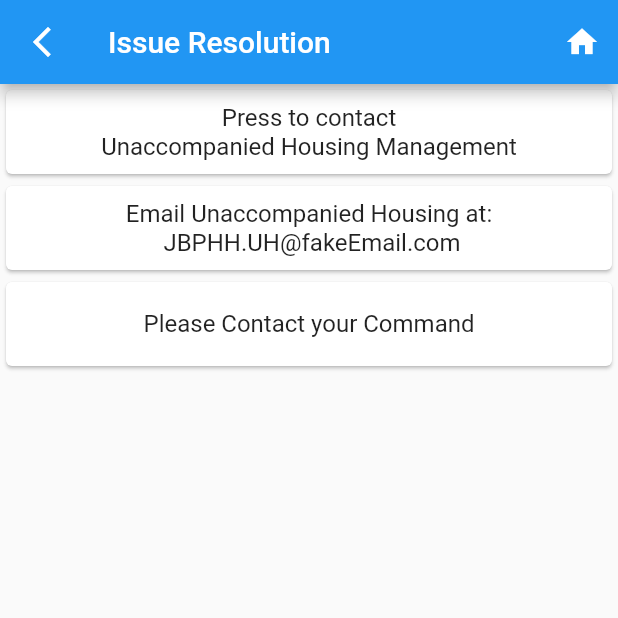
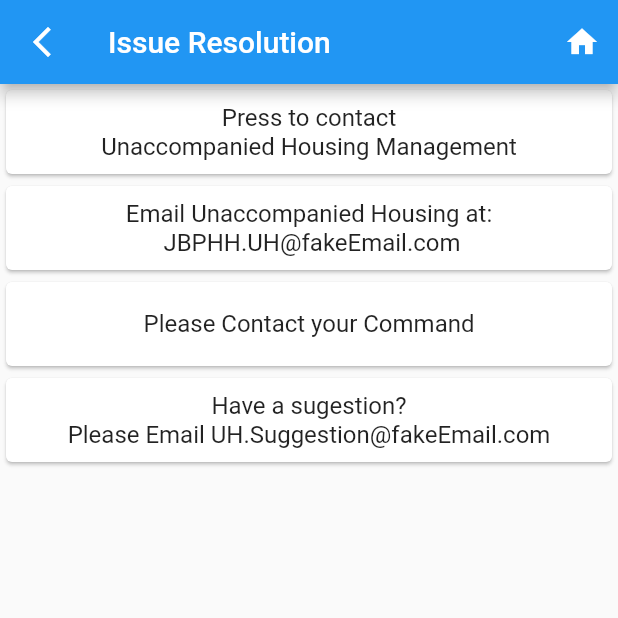
Before and after one commit to Aaron-m-ram/Flutter-Dormitory, a Flutter app: the IssueResolution screen opened directly, on a phone screen of 412 x 824 dp, the top half of it. Run offline on Flutter 3.47's test engine with Material 2 defaults, Android fonts, the phone set to English and light mode, and no system bars.

Commit message:
updated still have questions pt 2
add suggestion box.

```diff
--- a/flutter_dorm/lib/issue_res.dart
+++ b/flutter_dorm/lib/issue_res.dart
@@ -5,9 +5,10 @@ import 'package:url_launcher/url_launcher.dart';
 final nameArr = [
   'Press to contact \nUnaccompanied Housing Management',
   'Email Unaccompanied Housing at: \n JBPHH.UH@fakeEmail.com',
-  "Please Contact your Command"
+  "Please Contact your Command",
+  "Have a sugestion? \nPlease Email UH.Suggestion@fakeEmail.com"
 ];
-final urlArr = ['9876543210', '', '9154977688'];
+final urlArr = ['9876543210', '', '9154977688', ''];
 
 class IssueResolution extends StatelessWidget {
   const IssueResolution({super.key});
```
